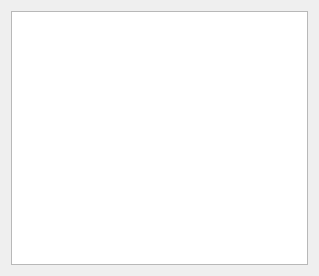
First picture: the form in Forms/TagsEditor.ui, repository skynowa/iTeacher, before the edit.
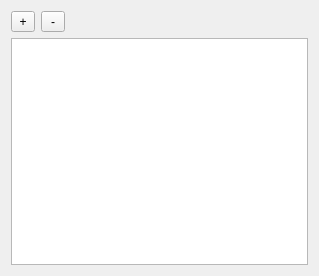
Second picture: the form after the edit.

Commit message: TagsEditor: add insert, remove records

Patch:
```diff
--- a/Forms/TagsEditor.ui
+++ b/Forms/TagsEditor.ui
@@ -15,8 +15,34 @@
   </property>
   <layout class="QGridLayout" name="gridLayout">
    <item row="0" column="0">
+    <widget class="QToolButton" name="tbtnEditInsert">
+     <property name="minimumSize">
+      <size>
+       <width>24</width>
+       <height>0</height>
+      </size>
+     </property>
+     <property name="text">
+      <string>+</string>
+     </property>
+    </widget>
+   </item>
+   <item row="1" column="0" colspan="3">
     <widget class="QTableView" name="tvTags"/>
    </item>
+   <item row="0" column="1">
+    <widget class="QToolButton" name="tbtnEditRemove">
+     <property name="minimumSize">
+      <size>
+       <width>24</width>
+       <height>0</height>
+      </size>
+     </property>
+     <property name="text">
+      <string>-</string>
+     </property>
+    </widget>
+   </item>
   </layout>
  </widget>
  <resources/>
```
Left out of the diff: 16 changed lines with no effect on the pictures. The commit also changes 3 other files.
